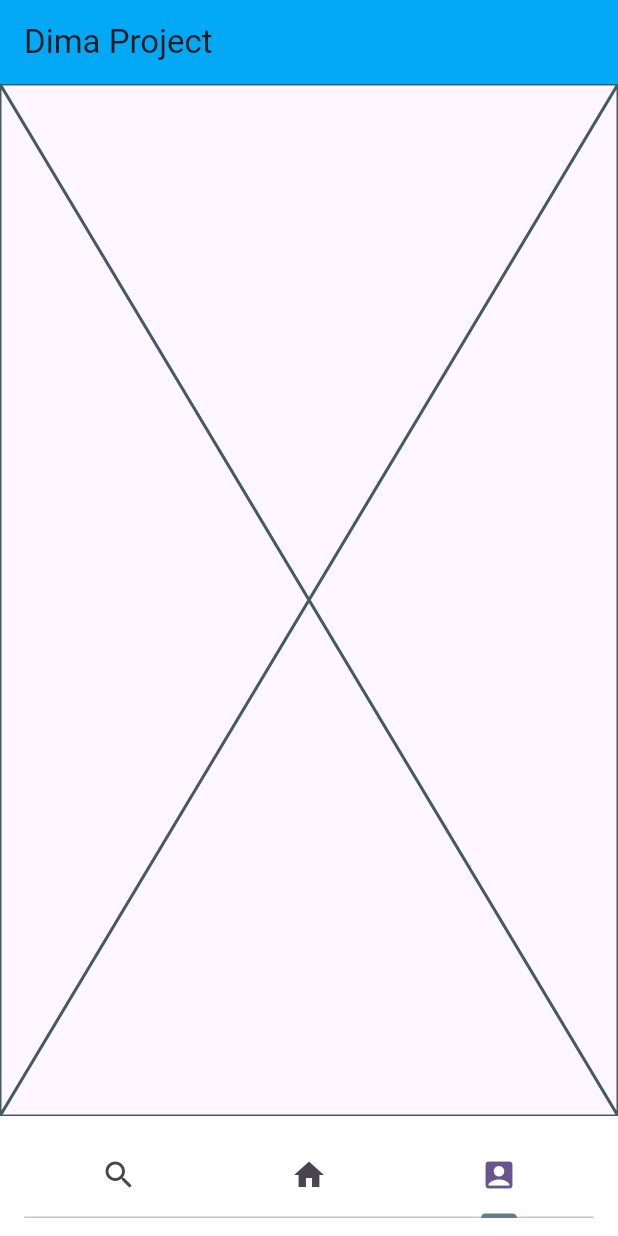
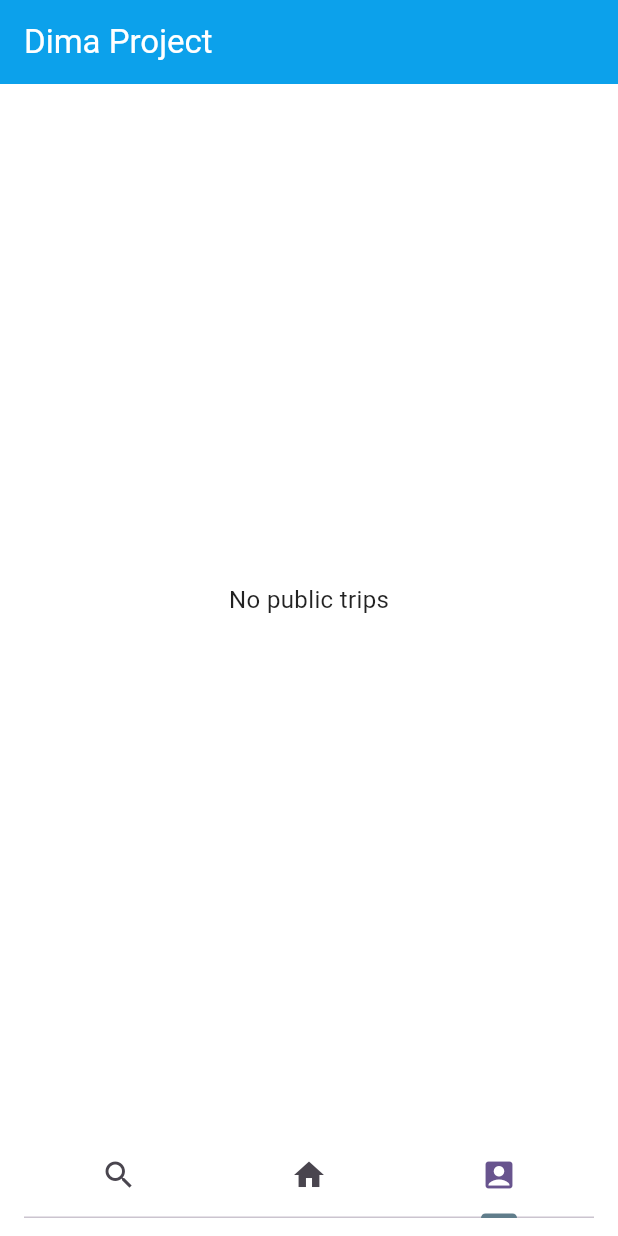
Before and after one commit to AlessandroGuazzi/DIMA-PoliMi-MobileApp-Guazzi-Lei-Mantegazza, a Flutter app: the screen it shows once a user with an empty profile is signed in, item 3 of the bottom bar chosen, on a phone screen of 412 x 824 dp. Run offline on Flutter 3.47's test engine with Material 3 defaults, Android fonts, the phone set to English and light mode, and no system bars; our stand-ins replace cloud_firestore, firebase_auth, firebase_core; accounts and stored records are empty; network calls fail.

Commit message:
1. Implementation of first db query method; 2. first implementation of explorerPage.dart; 3. Creation of utils folder with app-theme class; 4. Iplementation of tripModel.dart class; 5. First implementation of widget for displaying a trip card.

```diff
--- a/lib/main.dart
+++ b/lib/main.dart
@@ -1,3 +1,4 @@
+import 'package:dima_project/utils/myThemeData.dart';
 import 'package:dima_project/screens/authenticationPage.dart';
 import 'package:dima_project/services/authService.dart';
 import 'package:flutter/material.dart';
@@ -21,25 +22,7 @@ class MyApp extends StatelessWidget {
   Widget build(BuildContext context) {
     return MaterialApp(
       title: 'Flutter Demo',
-      theme: ThemeData(
-        // This is the theme of your application.
-        //
-        // TRY THIS: Try running your application with "flutter run". You'll see
-        // the application has a purple toolbar. Then, without quitting the app,
-        // try changing the seedColor in the colorScheme below to Colors.green
-        // and then invoke "hot reload" (save your changes or press the "hot
-        // reload" button in a Flutter-supported IDE, or press "r" if you used
-        // the command line to start the app).
-        //
-        // Notice that the counter didn't reset back to zero; the application
-        // state is not lost during the reload. To reset the state, use hot
-        // restart instead.
-        //
-        // This works for code too, not just values: Most code changes can be
-        // tested with just a hot reload.
-        colorScheme: ColorScheme.fromSeed(seedColor: Colors.deepPurple),
-        useMaterial3: true,
-      ),
+      theme: MyThemeData.appTheme,
       //home: const MyHomePage(title: 'Flutter Demo Home Page'),
       home: StreamBuilder(
           stream: AuthService().authStateChanges,
--- /dev/null
+++ b/lib/models/tripModel.dart
@@ -0,0 +1,75 @@
+import 'package:cloud_firestore/cloud_firestore.dart';
+import 'package:dima_project/models/activityModel.dart';
+
+class TripModel {
+  final String? id;
+  final String? creatorId;
+  final String? title;
+  final List<String>? nations;
+  final List<String>? cities;
+  final DateTime? startDate;
+  final DateTime? endDate;
+  final List<String>? activities;
+  final num? expenses;
+  final bool? isConfirmed;
+  final bool? isPast;
+  final bool? isPrivate;
+
+  //constructor
+  TripModel({
+    this.id,
+    this.creatorId,
+    this.title,
+    this.nations,
+    this.cities,
+    this.startDate,
+    this.endDate,
+    this.activities,
+    this.expenses,
+    this.isConfirmed,
+    this.isPast,
+    this.isPrivate,
+  });
+
+  factory TripModel.fromFirestore(
+    DocumentSnapshot<Map<String, dynamic>> snapshot,
+    SnapshotOptions? options,
+  ) {
+    final data = snapshot.data();
+    Timestamp startDate = data?['startDate'];
+    Timestamp endDate = data?['endDate'];
+
+    return TripModel(
+        id: data?['id'],
+        creatorId: data?['creatorId'],
+        title: data?['title'],
+        nations: data?['nations'] is Iterable ? List<String>.from(data?['nations']) : null,
+        cities: data?['cities'] is Iterable ? List<String>.from(data?['cities']) : null,
+        startDate: startDate.toDate(),
+        endDate: endDate.toDate(),
+        activities: data?['activities'] is Iterable
+            ? List<String>.from(data?['activities'])
+            : null,
+        expenses: data?['expenses'],
+        isConfirmed: data?['isConfirmed'],
+        isPast: data?['isPast'],
+        isPrivate: data?['isPrivate']);
+  }
+
+  Map<String, dynamic> toFirestore() {
+    return {
+      if (id != null) 'id': id,
+      if (creatorId != null) 'creatorId': creatorId,
+      if (title != null) 'title': title,
+      if (nations != null) 'nations': nations,
+      if (cities != null) 'cities': cities,
+      if (startDate != null) 'startDate': Timestamp.fromDate(startDate!),
+      if (endDate != null) 'endDate': Timestamp.fromDate(endDate!),
+      if (activities != null) 'activities': activities,
+      if (expenses != null) 'creatorId': expenses,
+      if (isConfirmed != null) 'isConfirmed': isConfirmed,
+      if (isPast != null) 'isPast': isPast,
+      if (isPrivate != null) 'isPrivate': isPrivate,
+    };
+  }
+}
--- a/lib/screens/explorerPage.dart
+++ b/lib/screens/explorerPage.dart
@@ -1,3 +1,6 @@
+import 'package:dima_project/models/tripModel.dart';
+import 'package:dima_project/services/databaseService.dart';
+import 'package:dima_project/widgets/tripCardWidget.dart';
 import 'package:flutter/material.dart';
 import 'package:flutter/services.dart';
 
@@ -9,8 +12,39 @@ class explorerPage extends StatefulWidget {
 }
 
 class _explorerPageState extends State<explorerPage> {
+  Future<List<TripModel>> _futureTrips = DatabaseService().getExplorerTrips();
+
   @override
   Widget build(BuildContext context) {
-    return const Placeholder();
+
+    return Scaffold(
+      body: FutureBuilder(
+        future: _futureTrips,
+        builder: (context, snapshot) {
+          if (snapshot.connectionState == ConnectionState.waiting) {
+            return Center(child: CircularProgressIndicator());
+          } else if (snapshot.hasError) {
+            return Center(child: Text('Error: ${snapshot.error}'));
+          } else if (!snapshot.hasData || snapshot.data!.isEmpty) {
+            return const Center(
+                child: Text('No public trips'));
+          } else {
+            List<TripModel> trips = snapshot.data!;
+            return ListView.builder(
+              itemCount: trips.length,
+              itemBuilder: (context, index) {
+                final trip = trips[index];
+                return GestureDetector(
+                  onTap: () {
+                    //TODO
+                  },
+                  child: TripCardWidget(trip),
+                );
+              },
+            );
+          }
+        }
+      ),
+    );
   }
 }
--- a/lib/services/databaseService.dart
+++ b/lib/services/databaseService.dart
@@ -1,8 +1,44 @@
 import 'package:cloud_firestore/cloud_firestore.dart';
+import 'package:dima_project/models/tripModel.dart';
 
 import 'authService.dart';
 
 class DatabaseService {
   final db = FirebaseFirestore.instance;
   final String? currentUserId = AuthService().currentUser?.uid;
+
+  //reference to the 'Trips' collection of document in the db
+  final tripCollection = FirebaseFirestore.instance
+      .collection('Trips')
+      .withConverter(
+      fromFirestore: TripModel.fromFirestore,
+      toFirestore: (TripModel trip, _) => trip.toFirestore()
+  );
+
+
+
+
+
+
+  //Method for retrieval of all  'Trips' documents that are not created by the current user
+  Future<List<TripModel>> getExplorerTrips() async {
+    List<TripModel> trips = [];
+
+    try {
+      QuerySnapshot<TripModel> querySnapshot = await tripCollection
+          .where("creatorId", isNotEqualTo: currentUserId)
+          .get();
+
+      print("Successfully completed");
+
+      for (var docSnapshot in querySnapshot.docs) {
+        trips.add(docSnapshot.data());
+      }
+    } catch (e) {
+      print("Error completing: $e");
+    }
+
+    return trips;
+  }
+
 }
--- /dev/null
+++ b/lib/utils/myThemeData.dart
@@ -0,0 +1,29 @@
+import 'package:flutter/material.dart';
+
+
+/*
+  In this class we define all theme-related properties of widgets
+ */
+class MyThemeData {
+  static ThemeData appTheme = ThemeData(
+    brightness: Brightness.light,
+    cardColor: Colors.white70,
+    primaryColor: Colors.blue,
+    colorScheme: ColorScheme.fromSeed(seedColor: Colors.deepPurple),
+    scaffoldBackgroundColor: Colors.white,
+    useMaterial3: true,
+    appBarTheme: const AppBarTheme(
+      backgroundColor: Colors.blueAccent,
+      foregroundColor: Colors.white,
+      elevation: 4,
+    ),
+    textTheme: const TextTheme(
+      headlineMedium: TextStyle(fontSize: 24, fontWeight: FontWeight.bold, color: Colors.black),
+      bodyMedium: TextStyle(fontSize: 16, color: Colors.black87),
+    ),
+    buttonTheme: const ButtonThemeData(
+      buttonColor: Colors.blueAccent,
+      textTheme: ButtonTextTheme.primary,
+    ),
+  );
+}
--- /dev/null
+++ b/lib/utils/screenSize.dart
@@ -0,0 +1,6 @@
+import 'package:flutter/cupertino.dart';
+
+class ScreenSize {
+  static double screenWidth(BuildContext context) => MediaQuery.of(context).size.width;
+  static double screenHeight(BuildContext context) => MediaQuery.of(context).size.height;
+}
```
Also changed, not shown: lib/widgets/tripCardWidget.dart (added, +82 -0 lines).
